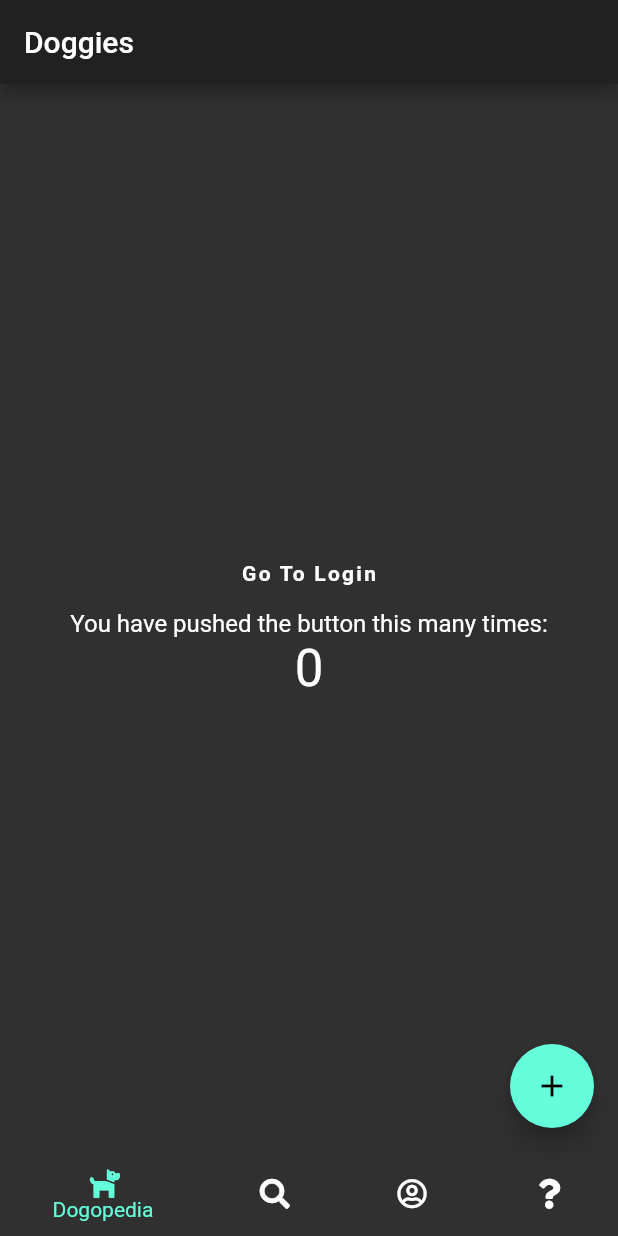
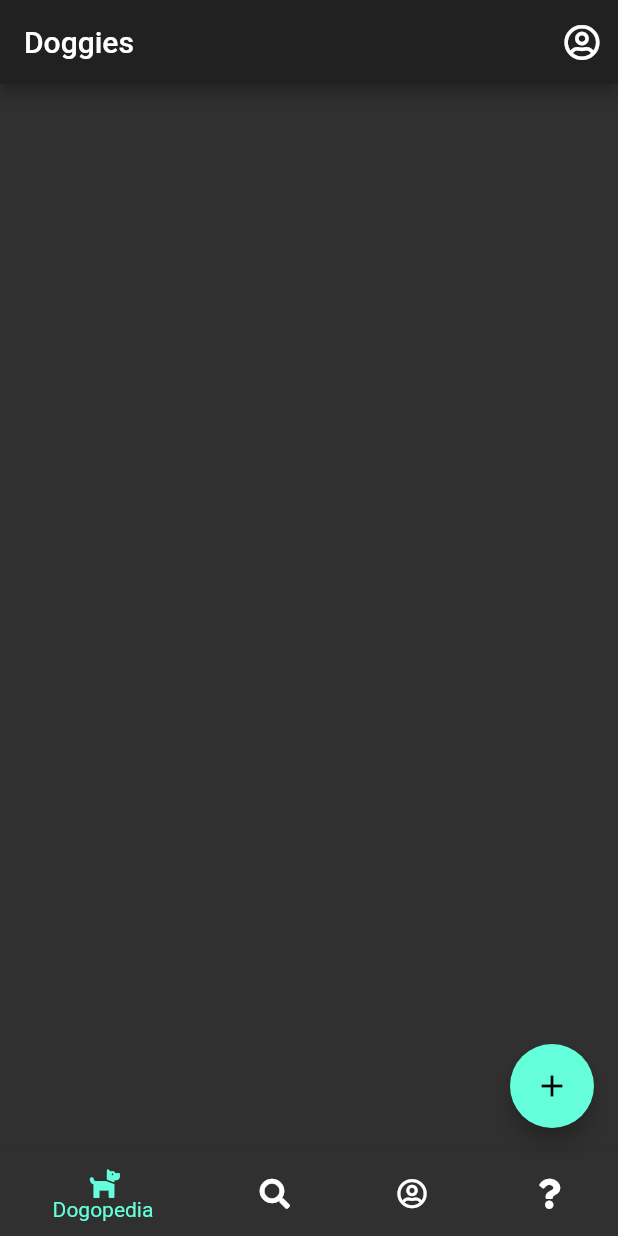
Before and after one commit to Ollynov/dogworld, a Flutter app: the screen it shows after launch, on a phone screen of 412 x 824 dp. Run offline on Flutter 3.47's test engine with Material 2 defaults, Android fonts, the phone set to English and light mode, and no system bars; our stand-ins replace cloud_firestore, firebase_analytics, firebase_auth, font_awesome_flutter, google_sign_in, rxdart; missing offline and left inert: apple_sign_in; accounts and stored records are empty.

Commit message:
cleaned homepage a bit

```diff
--- a/lib/main.dart
+++ b/lib/main.dart
@@ -2,6 +2,7 @@ import 'package:flutter/material.dart';
 import 'package:firebase_analytics/firebase_analytics.dart';
 import 'package:firebase_analytics/observer.dart';
 import 'package:firebase_auth/firebase_auth.dart';
+import 'package:font_awesome_flutter/font_awesome_flutter.dart';
 import 'package:provider/provider.dart';
 import 'services/services.dart';
 import 'screens/screens.dart';
@@ -37,7 +38,6 @@ class MyApp extends StatelessWidget {
               bodyText2: TextStyle(fontSize: 16),
               button:
                   TextStyle(letterSpacing: 1.5, fontWeight: FontWeight.bold),
-              headline1: TextStyle(fontSize: 20, fontWeight: FontWeight.bold),
               subtitle1: TextStyle(color: Colors.grey)),
         ),
         home: MyHomePage(title: 'Doggies'),
@@ -63,7 +63,6 @@ class MyApp extends StatelessWidget {
 class BreedInfo extends StatelessWidget {
   @override
   Widget build(BuildContext context) {
-    // TODO: implement build
     throw UnimplementedError();
   }
 }
@@ -71,7 +70,6 @@ class BreedInfo extends StatelessWidget {
 class Dog extends StatelessWidget {
   @override
   Widget build(BuildContext context) {
-    // TODO: implement build
     throw UnimplementedError();
   }
 }
@@ -79,7 +77,6 @@ class Dog extends StatelessWidget {
 class Profile extends StatelessWidget {
   @override
   Widget build(BuildContext context) {
-    // TODO: implement build
     throw UnimplementedError();
   }
 }
@@ -87,7 +84,6 @@ class Profile extends StatelessWidget {
 class Dashboard extends StatelessWidget {
   @override
   Widget build(BuildContext context) {
-    // TODO: implement build
     throw UnimplementedError();
   }
 }
@@ -95,7 +91,6 @@ class Dashboard extends StatelessWidget {
 class Dogopedia extends StatelessWidget {
   @override
   Widget build(BuildContext context) {
-    // TODO: implement build
     throw UnimplementedError();
   }
 }
@@ -103,22 +98,12 @@ class Dogopedia extends StatelessWidget {
 class Search extends StatelessWidget {
   @override
   Widget build(BuildContext context) {
-    // TODO: implement build
     throw UnimplementedError();
   }
 }
 
 class MyHomePage extends StatefulWidget {
   MyHomePage({Key key, this.title}) : super(key: key);
-
-  // This widget is the home page of your application. It is stateful, meaning
-  // that it has a State object (defined below) that contains fields that affect
-  // how it looks.
-
-  // This class is the configuration for the state. It holds the values (in this
-  // case the title) provided by the parent (in this case the App widget) and
-  // used by the build method of the State. Fields in a Widget subclass are
-  // always marked "final".
 
   final String title;
 
@@ -132,11 +117,6 @@ class _MyHomePageState extends State<MyHomePage> {
 
   void _incrementCounter() {
     setState(() {
-      // This call to setState tells the Flutter framework that something has
-      // changed in this State, which causes it to rerun the build method below
-      // so that the display can reflect the updated values. If we changed
-      // _counter without calling setState(), then the build method would not be
-      // called again, and so nothing would appear to happen.
       _counter++;
     });
   }
@@ -154,6 +134,15 @@ class _MyHomePageState extends State<MyHomePage> {
         // Here we take the value from the MyHomePage object that was created by
         // the App.build method, and use it to set our appbar title.
         title: Text(widget.title),
+        backgroundColor: Theme.of(context).primaryColor,
+        actions: [
+          IconButton(
+            icon: Icon(
+              FontAwesomeIcons.userCircle,
+            ),
+            onPressed: () => Navigator.pushNamed(context, '/login'),
+          )
+        ],
       ),
       body: Center(
         // Center is a layout widget. It takes a single child and positions it
@@ -175,18 +164,18 @@ class _MyHomePageState extends State<MyHomePage> {
           // horizontal).
           mainAxisAlignment: MainAxisAlignment.center,
           children: <Widget>[
-            FlatButton(
-                onPressed: () async {
-                  Navigator.pushReplacementNamed(context, '/login');
-                },
-                child: Text("Go To Login")),
-            Text(
-              'You have pushed the button this many times:',
-            ),
-            Text(
-              '$_counter',
-              style: Theme.of(context).textTheme.headline4,
-            ),
+            // FlatButton(
+            //     onPressed: () async {
+            //       Navigator.pushReplacementNamed(context, '/login');
+            //     },
+            //     child: Text("Go To Login")),
+            // Text(
+            //   'You have pushed the button this many times:',
+            // ),
+            // Text(
+            //   '$_counter',
+            //   style: Theme.of(context).textTheme.headline4,
+            // ),
           ],
         ),
       ),
--- a/lib/shared/shared.dart
+++ b/lib/shared/shared.dart
@@ -1,3 +1,4 @@
 export 'bottom_nav.dart';
 export 'loader.dart';
 export 'progress_bar.dart';
+export 'top_nav.dart';
```
Also changed, not shown: lib/shared/top_nav.dart (+8 -3 lines).
